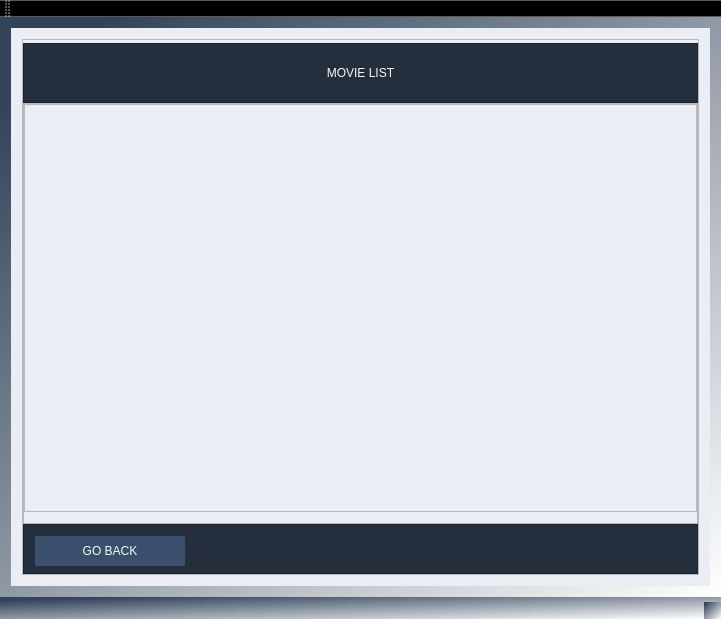
This is MovieTicketManagementSystem/MainWindow.ui in ZuzannaZawartka/movie-ticket-management-system as Qt 5 draws it before an edit. The edited form follows.
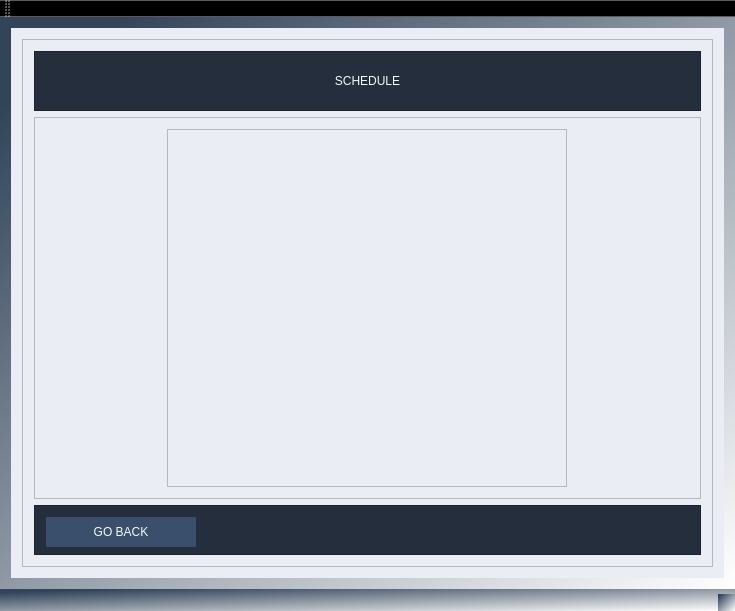
This is the edited form. The open tabs and pages were chosen to show the change.

Commit message: refactor: added show schedule window

Patch:
```diff
--- a/MovieTicketManagementSystem/MainWindow.ui
+++ b/MovieTicketManagementSystem/MainWindow.ui
@@ -6,10 +6,16 @@
    <rect>
     <x>0</x>
     <y>0</y>
-    <width>721</width>
-    <height>619</height>
+    <width>735</width>
+    <height>611</height>
    </rect>
   </property>
+  <property name="minimumSize">
+   <size>
+    <width>150</width>
+    <height>30</height>
+   </size>
+  </property>
   <property name="windowTitle">
    <string>Cinema Ticket Management System</string>
   </property>
@@ -321,6 +327,141 @@
         </item>
        </layout>
       </widget>
+      <widget class="QWidget" name="showScheduleWindow">
+       <layout class="QGridLayout" name="gridLayout_9">
+        <item row="0" column="0">
+         <widget class="QFrame" name="mainBodyShowSchedule">
+          <property name="frameShape">
+           <enum>QFrame::Shape::StyledPanel</enum>
+          </property>
+          <property name="frameShadow">
+           <enum>QFrame::Shadow::Raised</enum>
+          </property>
+          <layout class="QVBoxLayout" name="verticalLayout_21">
+           <item>
+            <widget class="QFrame" name="headerShowSchedule">
+             <property name="minimumSize">
+              <size>
+               <width>0</width>
+               <height>60</height>
+              </size>
+             </property>
+             <property name="maximumSize">
+              <size>
+               <width>16777215</width>
+               <height>60</height>
+              </size>
+             </property>
+             <property name="styleSheet">
+              <string notr="true">background-color: rgb(36, 46, 61);</string>
+             </property>
+             <property name="frameShape">
+              <enum>QFrame::Shape::StyledPanel</enum>
+             </property>
+             <property name="frameShadow">
+              <enum>QFrame::Shadow::Raised</enum>
+             </property>
+             <layout class="QGridLayout" name="gridLayout_11">
+              <item row="0" column="0">
+               <widget class="QLabel" name="titleShowScheduleLabel">
+                <property name="styleSheet">
+                 <string notr="true">font: 900 20pt &quot;Source Sans Pro Black&quot;;
+color: rgb(243, 250, 250);</string>
+                </property>
+                <property name="text">
+                 <string>SCHEDULE</string>
+                </property>
+                <property name="alignment">
+                 <set>Qt::AlignmentFlag::AlignCenter</set>
+                </property>
+               </widget>
+              </item>
+             </layout>
+            </widget>
+           </item>
+           <item>
+            <widget class="QFrame" name="scheduleBodyFrame">
+             <property name="frameShape">
+              <enum>QFrame::Shape::StyledPanel</enum>
+             </property>
+             <property name="frameShadow">
+              <enum>QFrame::Shadow::Raised</enum>
+             </property>
+             <layout class="QGridLayout" name="gridLayout_10">
+              <item row="0" column="0" alignment="Qt::AlignmentFlag::AlignHCenter">
+               <widget class="QTableWidget" name="showScheduleTable">
+                <property name="minimumSize">
+                 <size>
+                  <width>400</width>
+                  <height>0</height>
+                 </size>
+                </property>
+                <property name="layoutDirection">
+                 <enum>Qt::LayoutDirection::LeftToRight</enum>
+                </property>
+                <property name="styleSheet">
+                 <string notr="true">font: 900 12pt &quot;Source Sans Pro Black&quot;;
+color: rgb(36, 46, 61);</string>
+                </property>
+                <property name="textElideMode">
+                 <enum>Qt::TextElideMode::ElideMiddle</enum>
+                </property>
+               </widget>
+              </item>
+             </layout>
+            </widget>
+           </item>
+           <item>
+            <widget class="QFrame" name="menuShowScheduleFrame">
+             <property name="minimumSize">
+              <size>
+               <width>0</width>
+               <height>50</height>
+              </size>
+             </property>
+             <property name="maximumSize">
+              <size>
+               <width>16777215</width>
+               <height>50</height>
+              </size>
+             </property>
+             <property name="styleSheet">
+              <string notr="true">background-color: rgb(36, 46, 61);</string>
+             </property>
+             <property name="frameShape">
+              <enum>QFrame::Shape::StyledPanel</enum>
+             </property>
+             <property name="frameShadow">
+              <enum>QFrame::Shadow::Raised</enum>
+             </property>
+             <layout class="QGridLayout" name="gridLayout_12">
+              <item row="0" column="0" alignment="Qt::AlignmentFlag::AlignLeft">
+               <widget class="QPushButton" name="goBackShowScheduleButton">
+                <property name="minimumSize">
+                 <size>
+                  <width>150</width>
+                  <height>30</height>
+                 </size>
+                </property>
+                <property name="styleSheet">
+                 <string notr="true">color: rgb(243, 250, 250);
+font: 10pt &quot;Franklin Gothic Demi&quot;;
+background-color: rgb(57, 79, 107);
+border-radius: 1px;</string>
+                </property>
+                <property name="text">
+                 <string>GO BACK</string>
+                </property>
+               </widget>
+              </item>
+             </layout>
+            </widget>
+           </item>
+          </layout>
+         </widget>
+        </item>
+       </layout>
+      </widget>
       <widget class="QWidget" name="manageMovieWindow">
        <layout class="QVBoxLayout" name="verticalLayout">
         <item>
@@ -1203,8 +1344,22 @@
               <property name="rightMargin">
                <number>0</number>
               </property>
-              <item row="0" column="0">
-               <widget class="QTableWidget" name="movieTableWidget"/>
+              <item row="0" column="0" alignment="Qt::AlignmentFlag::AlignHCenter">
+               <widget class="QTableWidget" name="movieTableWidget">
+                <property name="minimumSize">
+                 <size>
+                  <width>400</width>
+                  <height>0</height>
+                 </size>
+                </property>
+                <property name="styleSheet">
+                 <string notr="true">font: 900 12pt &quot;Source Sans Pro Black&quot;;
+color: rgb(36, 46, 61);</string>
+                </property>
+                <property name="textElideMode">
+                 <enum>Qt::TextElideMode::ElideMiddle</enum>
+                </property>
+               </widget>
               </item>
              </layout>
             </widget>
```
Left out of the diff: 130 changed lines with no effect on the pictures. The commit also changes 5 other files.
